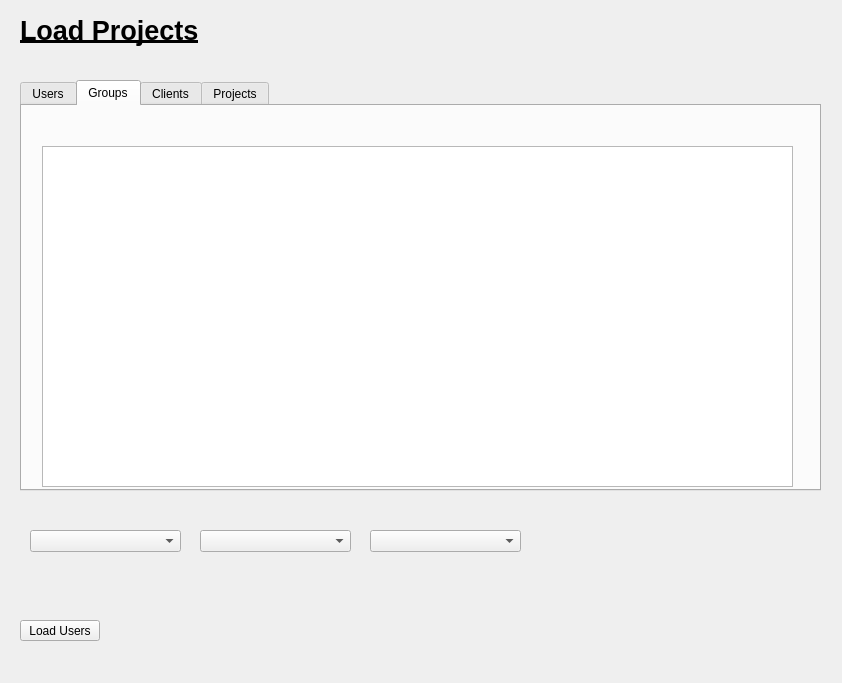
Old version of the form cpp/VLTPipeline/ui/dialogs/usersdialog.ui in the repository vltmedia/VLTPipeline.
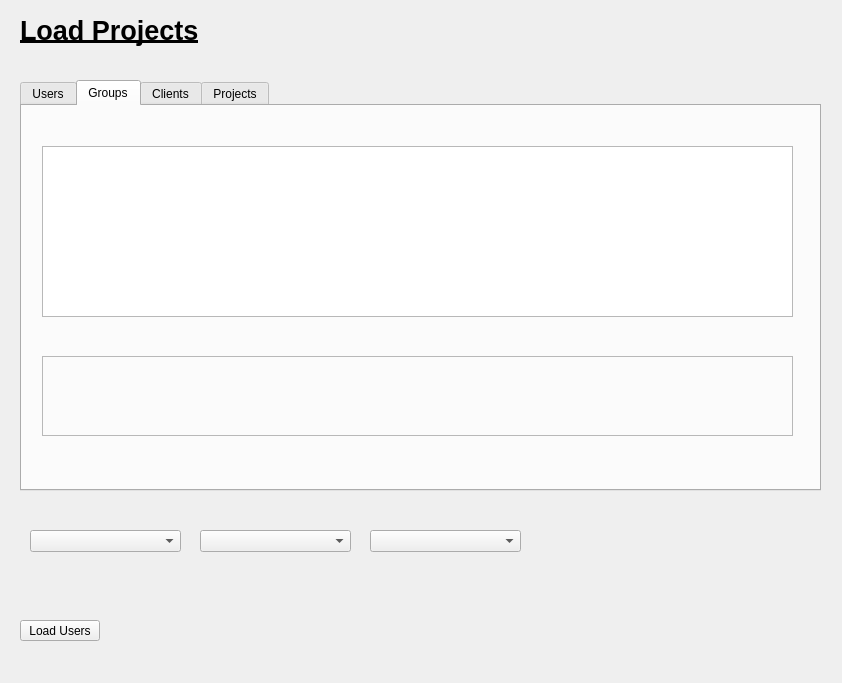
New version of the form.

Commit message:
feature:Added Theme loading.
feature: Added Theme loading.

What changed in the file:
```diff
--- a/cpp/VLTPipeline/ui/dialogs/usersdialog.ui
+++ b/cpp/VLTPipeline/ui/dialogs/usersdialog.ui
@@ -71,7 +71,7 @@
        <x>20</x>
        <y>40</y>
        <width>751</width>
-       <height>341</height>
+       <height>171</height>
       </rect>
      </property>
     </widget>
@@ -88,6 +88,22 @@
       <string>Load Groups Clients</string>
      </property>
     </widget>
+    <widget class="QFrame" name="frameTheme">
+     <property name="geometry">
+      <rect>
+       <x>20</x>
+       <y>250</y>
+       <width>751</width>
+       <height>80</height>
+      </rect>
+     </property>
+     <property name="frameShape">
+      <enum>QFrame::StyledPanel</enum>
+     </property>
+     <property name="frameShadow">
+      <enum>QFrame::Raised</enum>
+     </property>
+    </widget>
    </widget>
    <widget class="QWidget" name="tab_3">
     <attribute name="title">
```
The commit also changes 40 other files.
